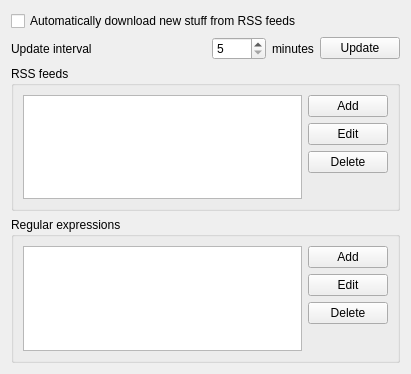
This is src/rss/SettingsRssForm.ui in LubosD/fatrat as Qt 5 draws it before an edit. The edited form follows.
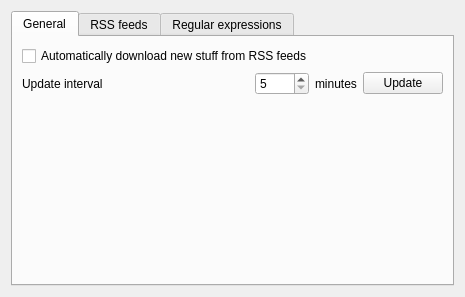
This is the edited form.

Commit message: Redesigned the RSS settings form

What changed in the file:
```diff
--- a/src/rss/SettingsRssForm.ui
+++ b/src/rss/SettingsRssForm.ui
@@ -5,15 +5,25 @@
    <rect>
     <x>0</x>
     <y>0</y>
-    <width>411</width>
-    <height>374</height>
+    <width>465</width>
+    <height>297</height>
    </rect>
   </property>
   <property name="windowTitle" >
    <string>RSS</string>
   </property>
-  <layout class="QGridLayout" >
-   <item row="0" column="0" colspan="5" >
+  <layout class="QGridLayout" name="gridLayout_4" >
+   <item row="0" column="0" >
+    <widget class="QTabWidget" name="tabWidget" >
+     <property name="currentIndex" >
+      <number>0</number>
+     </property>
+     <widget class="QWidget" name="tab" >
+      <attribute name="title" >
+       <string>General</string>
+      </attribute>
+      <layout class="QGridLayout" name="gridLayout_3" >
+       <item row="0" column="0" colspan="6" >
     <widget class="QCheckBox" name="checkEnable" >
      <property name="text" >
       <string>Automatically download new stuff from RSS feeds</string>
@@ -28,19 +38,19 @@
     </widget>
    </item>
    <item row="1" column="1" >
-    <spacer>
+        <spacer name="spacer" >
      <property name="orientation" >
       <enum>Qt::Horizontal</enum>
      </property>
      <property name="sizeHint" stdset="0" >
       <size>
-       <width>40</width>
+           <width>98</width>
        <height>20</height>
       </size>
      </property>
     </spacer>
    </item>
-   <item row="1" column="2" >
+       <item row="1" column="3" >
     <widget class="QSpinBox" name="spinUpdateInterval" >
      <property name="minimum" >
       <number>5</number>
@@ -53,19 +63,40 @@
      </property>
     </widget>
    </item>
-   <item row="1" column="3" >
+       <item row="1" column="4" >
     <widget class="QLabel" name="label_2" >
      <property name="text" >
       <string>minutes</string>
      </property>
     </widget>
    </item>
-   <item row="2" column="0" colspan="5" >
-    <widget class="QGroupBox" name="groupBox" >
-     <property name="title" >
+       <item row="1" column="5" >
+        <widget class="QPushButton" name="pushUpdate" >
+         <property name="text" >
+          <string>Update</string>
+         </property>
+        </widget>
+       </item>
+       <item row="2" column="2" >
+        <spacer name="verticalSpacer" >
+         <property name="orientation" >
+          <enum>Qt::Vertical</enum>
+         </property>
+         <property name="sizeHint" stdset="0" >
+          <size>
+           <width>20</width>
+           <height>170</height>
+          </size>
+         </property>
+        </spacer>
+       </item>
+      </layout>
+     </widget>
+     <widget class="QWidget" name="tab_2" >
+      <attribute name="title" >
       <string>RSS feeds</string>
-     </property>
-     <layout class="QGridLayout" >
+      </attribute>
+      <layout class="QGridLayout" name="gridLayout_2" >
       <item rowspan="4" row="0" column="0" >
        <widget class="QListWidget" name="listFeeds" />
       </item>
@@ -91,27 +122,25 @@
        </widget>
       </item>
       <item row="3" column="1" >
-       <spacer>
+        <spacer name="spacer_2" >
         <property name="orientation" >
          <enum>Qt::Vertical</enum>
         </property>
         <property name="sizeHint" stdset="0" >
          <size>
           <width>20</width>
-          <height>40</height>
+           <height>131</height>
          </size>
         </property>
        </spacer>
       </item>
      </layout>
     </widget>
-   </item>
-   <item row="3" column="0" colspan="5" >
-    <widget class="QGroupBox" name="groupBox_2" >
-     <property name="title" >
+     <widget class="QWidget" name="tab_3" >
+      <attribute name="title" >
       <string>Regular expressions</string>
-     </property>
-     <layout class="QGridLayout" >
+      </attribute>
+      <layout class="QGridLayout" name="gridLayout" >
       <item rowspan="4" row="0" column="0" >
        <widget class="QListWidget" name="listRegexps" />
       </item>
@@ -137,39 +166,20 @@
        </widget>
       </item>
       <item row="3" column="1" >
-       <spacer>
+        <spacer name="spacer_3" >
         <property name="orientation" >
          <enum>Qt::Vertical</enum>
         </property>
         <property name="sizeHint" stdset="0" >
          <size>
           <width>20</width>
-          <height>40</height>
+           <height>131</height>
          </size>
         </property>
        </spacer>
       </item>
      </layout>
     </widget>
-   </item>
-   <item row="4" column="1" >
-    <spacer>
-     <property name="orientation" >
-      <enum>Qt::Vertical</enum>
-     </property>
-     <property name="sizeHint" stdset="0" >
-      <size>
-       <width>20</width>
-       <height>40</height>
-      </size>
-     </property>
-    </spacer>
-   </item>
-   <item row="1" column="4" >
-    <widget class="QPushButton" name="pushUpdate" >
-     <property name="text" >
-      <string>Update</string>
-     </property>
     </widget>
    </item>
   </layout>
```
Left out of the diff: 45 changed lines with no effect on the pictures. Lines whose indentation alone changed are shown as unchanged.
